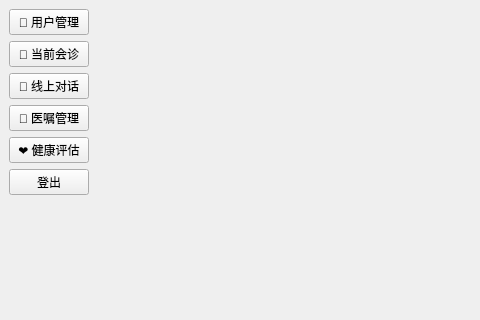
Qt form Client/forms/homepage.ui (lgy987/IntelliMed) before a commit; both pictures show x 0 to 480 and y 0 to 320 of the 1000 by 600 pixel window.
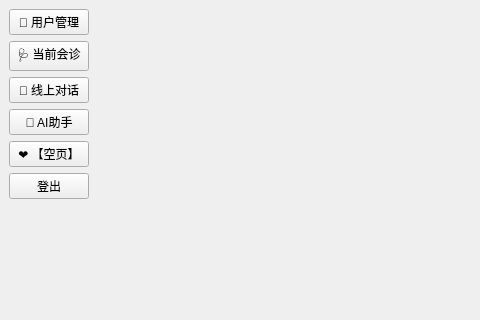
The same form after that commit.

```diff
--- a/Client/forms/homepage.ui
+++ b/Client/forms/homepage.ui
@@ -27,28 +27,28 @@
       <item>
        <widget class="QPushButton" name="btnAppointment">
         <property name="text">
-         <string>📅 当前会诊</string>
+         <string>🩺 当前会诊</string>
         </property>
        </widget>
       </item>
       <item>
        <widget class="QPushButton" name="btnCases">
         <property name="text">
-         <string>📄 线上对话</string>
+         <string>💬 线上对话</string>
         </property>
        </widget>
       </item>
       <item>
        <widget class="QPushButton" name="btnOrders">
         <property name="text">
-         <string>💊 医嘱管理</string>
+         <string>🤖 AI助手</string>
         </property>
        </widget>
       </item>
       <item>
        <widget class="QPushButton" name="btnHealth">
         <property name="text">
-         <string>❤️ 健康评估</string>
+         <string>❤️ 【空页】</string>
         </property>
        </widget>
       </item>
```
